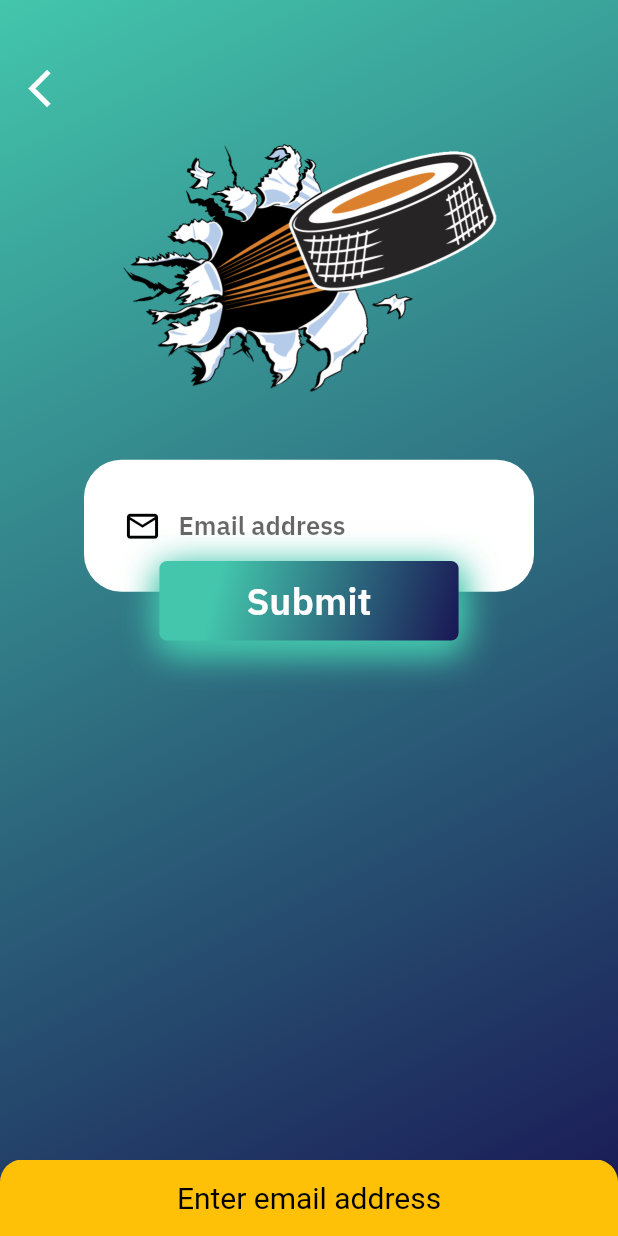
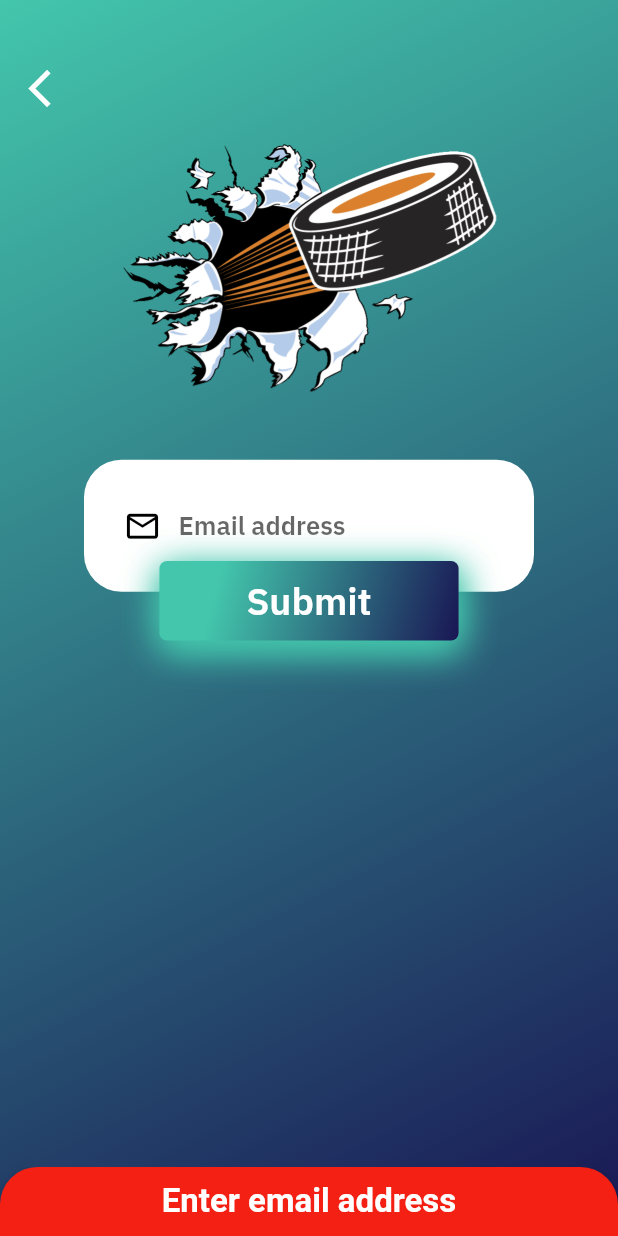
Before and after one commit to tomasmisutka/hockey_organizer, a Flutter app: the ResetPasswordScreen screen opened directly, after a tap on "Submit", on a phone screen of 412 x 824 dp. Run offline on Flutter 3.47's test engine with Material 2 defaults, Android fonts, the phone set to English and light mode, and no system bars; our stand-ins replace connectivity, email_validator, firebase_auth, firebase_core, flutter_spinkit, google_sign_in and 1 more; missing offline and left inert: splash_screen_view; accounts and stored records are empty.

Commit message:
edit snackbar UI

```diff
--- a/lib/screens/reset_password.dart
+++ b/lib/screens/reset_password.dart
@@ -146,12 +146,13 @@ class _ResetPasswordScreenState extends State<ResetPasswordScreen> {
       content: Text(
         description,
         textAlign: TextAlign.center,
-        style: TextStyle(color: Colors.black, fontSize: 20),
+        style: TextStyle(color: Colors.white, fontSize: 22, fontWeight: FontWeight.bold),
       ),
-      backgroundColor: Colors.amber,
+      padding: EdgeInsets.symmetric(vertical: 10),
       shape: RoundedRectangleBorder(
           borderRadius:
-              BorderRadius.only(topLeft: Radius.circular(15), topRight: Radius.circular(15))),
+              BorderRadius.only(topLeft: Radius.circular(25), topRight: Radius.circular(25))),
+      backgroundColor: Color(0xfff32013),
       duration: Duration(seconds: 3),
     ));
   }
```
Also changed, not shown: lib/screens/login.dart (+9 -7 lines).
